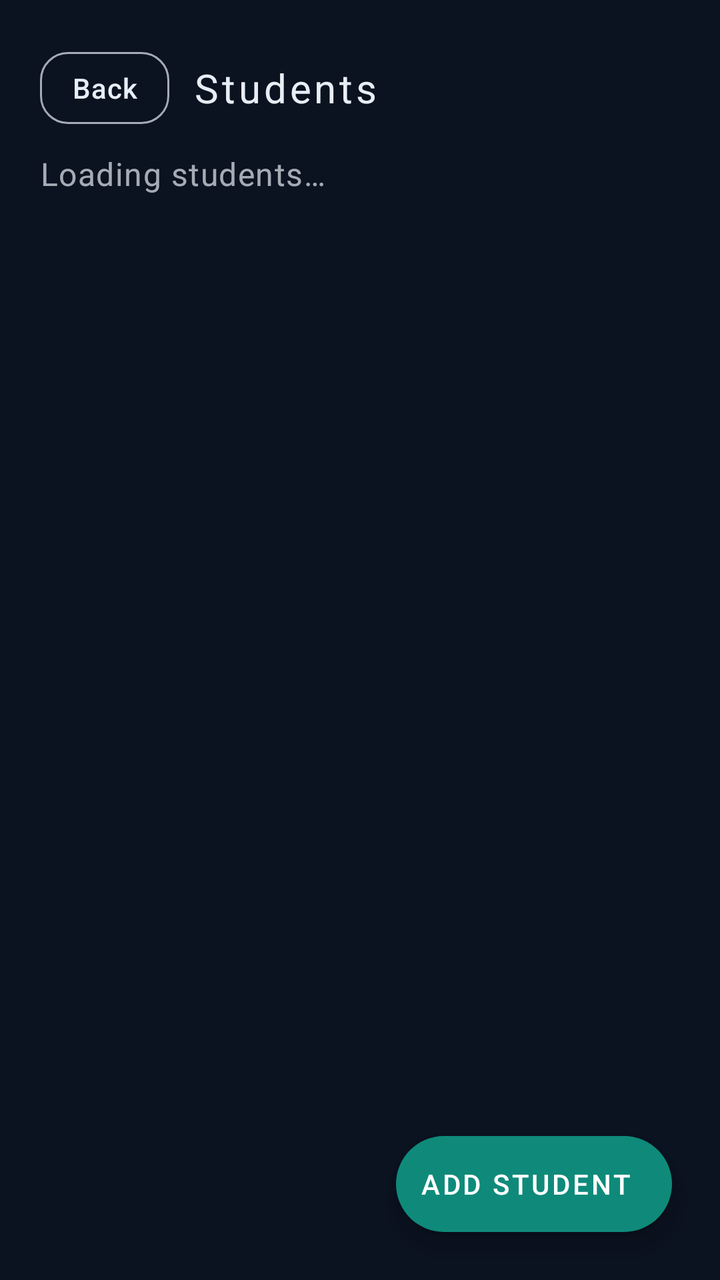
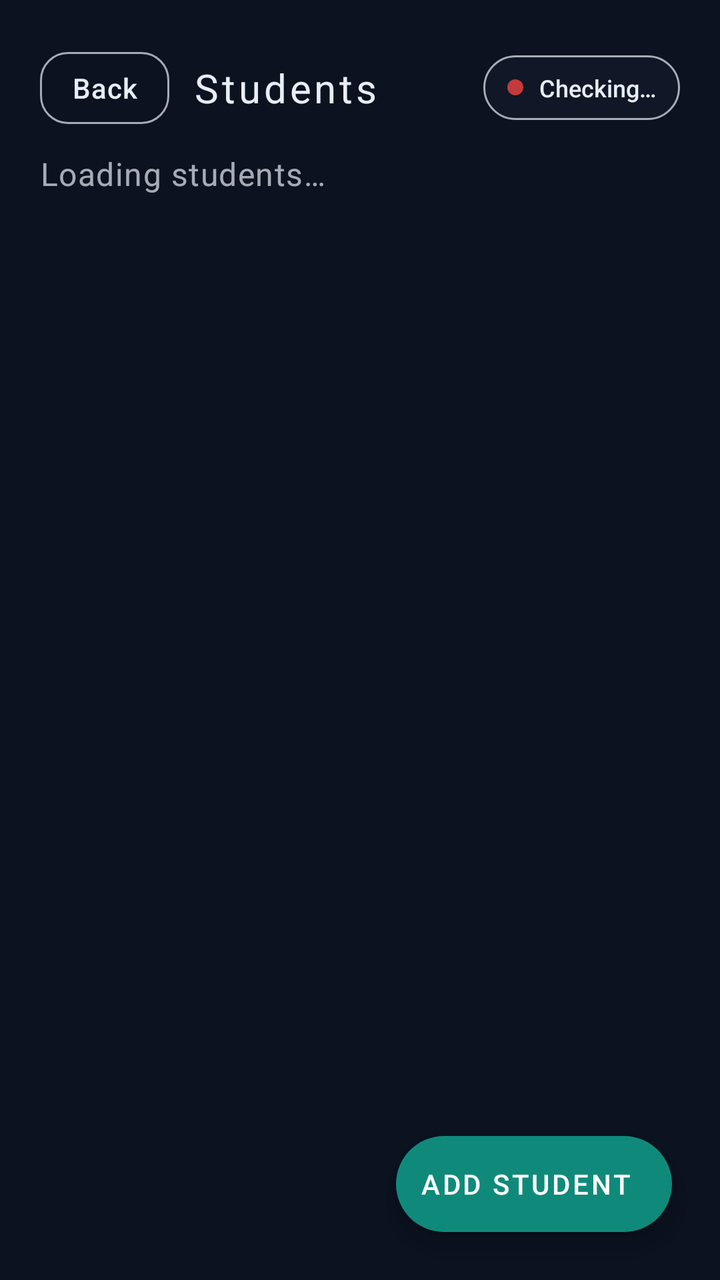

Two renders of the same Android screen: before a commit and after it. Below are the layout's source before the change and the commit's diff.
<!-- AndroidManifest.xml: application theme Theme.FaceVerifyKiosk -->
<!-- res/layout/activity_students.xml -->
<?xml version="1.0" encoding="utf-8"?>
<androidx.coordinatorlayout.widget.CoordinatorLayout xmlns:android="http://schemas.android.com/apk/res/android"
    xmlns:app="http://schemas.android.com/apk/res-auto"
    android:layout_width="match_parent"
    android:layout_height="match_parent"
    android:background="@color/ink">

    <LinearLayout
        android:layout_width="match_parent"
        android:layout_height="match_parent"
        android:orientation="vertical"
        android:paddingTop="20dp">

        <LinearLayout
            android:layout_width="match_parent"
            android:layout_height="wrap_content"
            android:gravity="center_vertical"
            android:orientation="horizontal"
            android:paddingHorizontal="20dp">

            <com.google.android.material.button.MaterialButton
                android:id="@+id/btnBack"
                style="@style/Widget.FaceVerify.Button.Ghost"
                android:layout_width="wrap_content"
                android:layout_height="wrap_content"
                android:minWidth="0dp"
                android:text="@string/back" />

            <TextView
                style="@style/Text.FaceVerify.Brand"
                android:layout_width="0dp"
                android:layout_height="wrap_content"
                android:layout_marginStart="12dp"
                android:layout_weight="1"
                android:text="@string/students_menu"
                android:textAllCaps="false"
                android:textSize="20sp" />
        </LinearLayout>

        <TextView
            android:id="@+id/listSummary"
            style="@style/Text.FaceVerify.Hint"
            android:layout_width="match_parent"
            android:layout_height="wrap_content"
            android:layout_marginHorizontal="20dp"
            android:layout_marginTop="8dp"
            android:text="@string/students_loading" />

        <androidx.recyclerview.widget.RecyclerView
            android:id="@+id/studentsList"
            android:layout_width="match_parent"
            android:layout_height="0dp"
            android:layout_marginTop="12dp"
            android:layout_weight="1"
            android:clipToPadding="false"
            android:paddingHorizontal="16dp"
            android:paddingBottom="96dp" />

        <TextView
            android:id="@+id/emptyState"
            android:layout_width="match_parent"
            android:layout_height="0dp"
            android:layout_weight="1"
            android:gravity="center"
            android:padding="32dp"
            android:text="@string/students_empty"
            android:textColor="@color/mist_dim"
            android:textSize="16sp"
            android:visibility="gone" />
    </LinearLayout>

    <com.google.android.material.floatingactionbutton.ExtendedFloatingActionButton
        android:id="@+id/btnAddStudent"
        android:layout_width="wrap_content"
        android:layout_height="wrap_content"
        android:layout_gravity="bottom|end"
        android:layout_margin="24dp"
        android:text="@string/add_student"
        android:textColor="@color/white"
        app:backgroundTint="@color/teal"
        app:iconTint="@color/white" />
</androidx.coordinatorlayout.widget.CoordinatorLayout>
<!-- resources referenced by this layout -->
<resources>
  <color name="ink">#FF0B1220</color>
  <color name="mist_dim">#B3E8EEF5</color>
  <color name="teal">#FF0F8A7A</color>
  <color name="white">#FFFFFFFF</color>
  <string name="add_student">Add student</string>
  <string name="back">Back</string>
  <string name="students_empty">No students yet.\nTap Add student to enroll the first face.</string>
  <string name="students_loading">Loading students…</string>
  <string name="students_menu">Students</string>
  <style name="Text.FaceVerify.Brand" parent="TextAppearance.MaterialComponents.Headline5">
          <item name="android:textColor">@color/mist</item>
          <item name="android:textSize">22sp</item>
          <item name="android:letterSpacing">0.08</item>
          <item name="android:fontFamily">sans-serif-medium</item>
          <item name="android:textAllCaps">true</item>
      </style>
  <style name="Text.FaceVerify.Hint" parent="TextAppearance.MaterialComponents.Body1">
          <item name="android:textColor">@color/mist_dim</item>
          <item name="android:textSize">16sp</item>
          <item name="android:lineSpacingExtra">4dp</item>
      </style>
  <style name="Widget.FaceVerify.Button.Ghost" parent="Widget.MaterialComponents.Button.OutlinedButton">
          <item name="android:textAllCaps">false</item>
          <item name="strokeColor">@color/mist_dim</item>
          <item name="strokeWidth">1dp</item>
          <item name="cornerRadius">14dp</item>
          <item name="android:textColor">@color/mist</item>
          <item name="android:minHeight">48dp</item>
          <item name="rippleColor">@color/teal_bright</item>
      </style>
  <color name="mist">#FFE8EEF5</color>
  <color name="teal_bright">#FF1BB8A5</color>
  <color name="ink_soft">#FF141C2B</color>
  <color name="amber">#FFE0A100</color>
  <style name="Widget.FaceVerify.Button" parent="Widget.MaterialComponents.Button">
          <item name="android:textAllCaps">false</item>
          <item name="android:letterSpacing">0.02</item>
          <item name="cornerRadius">14dp</item>
          <item name="backgroundTint">@color/teal</item>
          <item name="android:minHeight">52dp</item>
          <item name="android:paddingLeft">20dp</item>
          <item name="android:paddingRight">20dp</item>
      </style>
  <style name="Widget.FaceVerify.TextInput" parent="Widget.MaterialComponents.TextInputLayout.OutlinedBox">
          <item name="boxBackgroundColor">@color/field_bg</item>
          <item name="boxStrokeColor">@color/teal</item>
          <item name="hintTextColor">@color/mist_dim</item>
          <item name="android:textColorHint">@color/mist_dim</item>
      </style>
  <color name="field_bg">#FF1A2436</color>
  <!-- unchanged entries left out for length: 1 -->
</resources>

<!-- the commit's change to res/layout/activity_students.xml (unified diff, before → after) -->
@@ -35,38 +35,93 @@
                 android:text="@string/students_menu"
                 android:textAllCaps="false"
                 android:textSize="20sp" />
+
+            <LinearLayout
+                android:id="@+id/connectionPill"
+                android:layout_width="wrap_content"
+                android:layout_height="wrap_content"
+                android:background="@drawable/bg_connection_pill"
+                android:gravity="center_vertical"
+                android:orientation="horizontal"
+                android:paddingHorizontal="12dp"
+                android:paddingVertical="8dp">
+
+                <View
+                    android:id="@+id/connectionDot"
+                    android:layout_width="8dp"
+                    android:layout_height="8dp"
+                    android:background="@drawable/bg_dot" />
+
+                <TextView
+                    android:id="@+id/connectionStatus"
+                    android:layout_width="wrap_content"
+                    android:layout_height="wrap_content"
+                    android:layout_marginStart="8dp"
+                    android:text="@string/status_checking"
+                    android:textColor="@color/mist"
+                    android:textSize="12sp" />
+            </LinearLayout>
         </LinearLayout>
 
-        <TextView
-            android:id="@+id/listSummary"
-            style="@style/Text.FaceVerify.Hint"
+        <LinearLayout
             android:layout_width="match_parent"
             android:layout_height="wrap_content"
-            android:layout_marginHorizontal="20dp"
-            android:layout_marginTop="8dp"
-            android:text="@string/students_loading" />
+            android:gravity="center_vertical"
+            android:orientation="horizontal"
+            android:paddingHorizontal="20dp"
+            android:paddingTop="8dp">
 
-        <androidx.recyclerview.widget.RecyclerView
-            android:id="@+id/studentsList"
+            <TextView
+                android:id="@+id/listSummary"
+                style="@style/Text.FaceVerify.Hint"
+                android:layout_width="0dp"
+                android:layout_height="wrap_content"
+                android:layout_weight="1"
+                android:text="@string/students_loading" />
+
+            <ProgressBar
+                android:id="@+id/listLoading"
+                android:layout_width="22dp"
+                android:layout_height="22dp"
+                android:indeterminate="true"
+                android:visibility="gone" />
+        </LinearLayout>
+
+        <com.google.android.material.button.MaterialButton
+            android:id="@+id/btnRetry"
+            style="@style/Widget.FaceVerify.Button.Ghost"
+            android:layout_width="wrap_content"
+            android:layout_height="wrap_content"
+            android:layout_marginStart="20dp"
+            android:layout_marginTop="4dp"
+            android:text="@string/retry"
+            android:visibility="gone" />
+
+        <FrameLayout
             android:layout_width="match_parent"
             android:layout_height="0dp"
             android:layout_marginTop="12dp"
-            android:layout_weight="1"
-            android:clipToPadding="false"
-            android:paddingHorizontal="16dp"
-            android:paddingBottom="96dp" />
+            android:layout_weight="1">
 
-        <TextView
-            android:id="@+id/emptyState"
-            android:layout_width="match_parent"
-            android:layout_height="0dp"
-            android:layout_weight="1"
-            android:gravity="center"
-            android:padding="32dp"
-            android:text="@string/students_empty"
-            android:textColor="@color/mist_dim"
-            android:textSize="16sp"
-            android:visibility="gone" />
+            <androidx.recyclerview.widget.RecyclerView
+                android:id="@+id/studentsList"
+                android:layout_width="match_parent"
+                android:layout_height="match_parent"
+                android:clipToPadding="false"
+                android:paddingHorizontal="16dp"
+                android:paddingBottom="96dp" />
+
+            <TextView
+                android:id="@+id/emptyState"
+                android:layout_width="match_parent"
+                android:layout_height="match_parent"
+                android:gravity="center"
+                android:padding="32dp"
+                android:text="@string/students_empty"
+                android:textColor="@color/mist_dim"
+                android:textSize="16sp"
+                android:visibility="gone" />
+        </FrameLayout>
     </LinearLayout>
 
     <com.google.android.material.floatingactionbutton.ExtendedFloatingActionButton
<!-- resource entries referenced after the edit -->
@@ -4,8 +4,28 @@
   <color name="mist_dim">#B3E8EEF5</color>
   <color name="teal">#FF0F8A7A</color>
   <color name="white">#FFFFFFFF</color>
+  <!-- drawable bg_connection_pill (drawable) -->
+  <?xml version="1.0" encoding="utf-8"?>
+  <shape xmlns:android="http://schemas.android.com/apk/res/android">
+      <solid android:color="#99141C2B" />
+      <corners android:radius="999dp" />
+      <stroke
+          android:width="1dp"
+          android:color="@color/mist_dim" />
+  </shape>
+  <!-- drawable bg_dot (drawable) -->
+  <?xml version="1.0" encoding="utf-8"?>
+  <shape xmlns:android="http://schemas.android.com/apk/res/android"
+      android:shape="oval">
+      <solid android:color="@color/fail" />
+      <size
+          android:width="10dp"
+          android:height="10dp" />
+  </shape>
   <string name="add_student">Add student</string>
   <string name="back">Back</string>
+  <string name="retry">Retry</string>
+  <string name="status_checking">Checking…</string>
   <string name="students_empty">No students yet.\nTap Add student to enroll the first face.</string>
   <string name="students_loading">Loading students…</string>
   <string name="students_menu">Students</string>
@@ -30,6 +50,7 @@
           <item name="android:minHeight">48dp</item>
           <item name="rippleColor">@color/teal_bright</item>
       </style>
+  <color name="fail">#FFC23B3B</color>
   <color name="mist">#FFE8EEF5</color>
   <color name="teal_bright">#FF1BB8A5</color>
   <color name="ink_soft">#FF141C2B</color>
